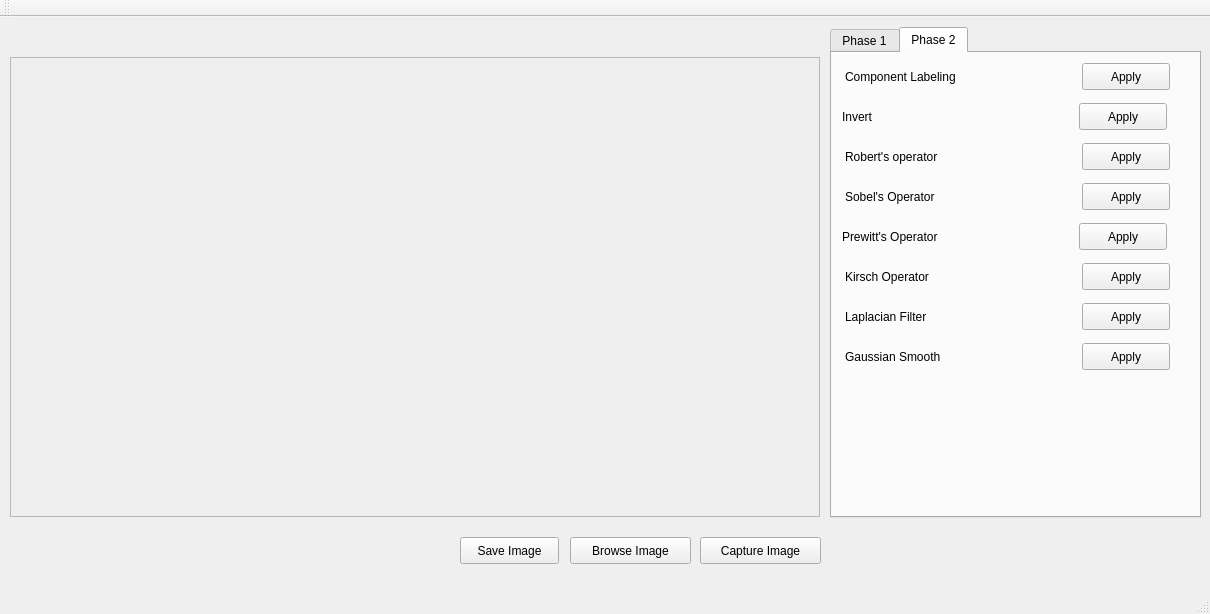
First picture: the form in mainwindow.ui, repository sina-cb/ColonD_ImageProcessor, before the edit.
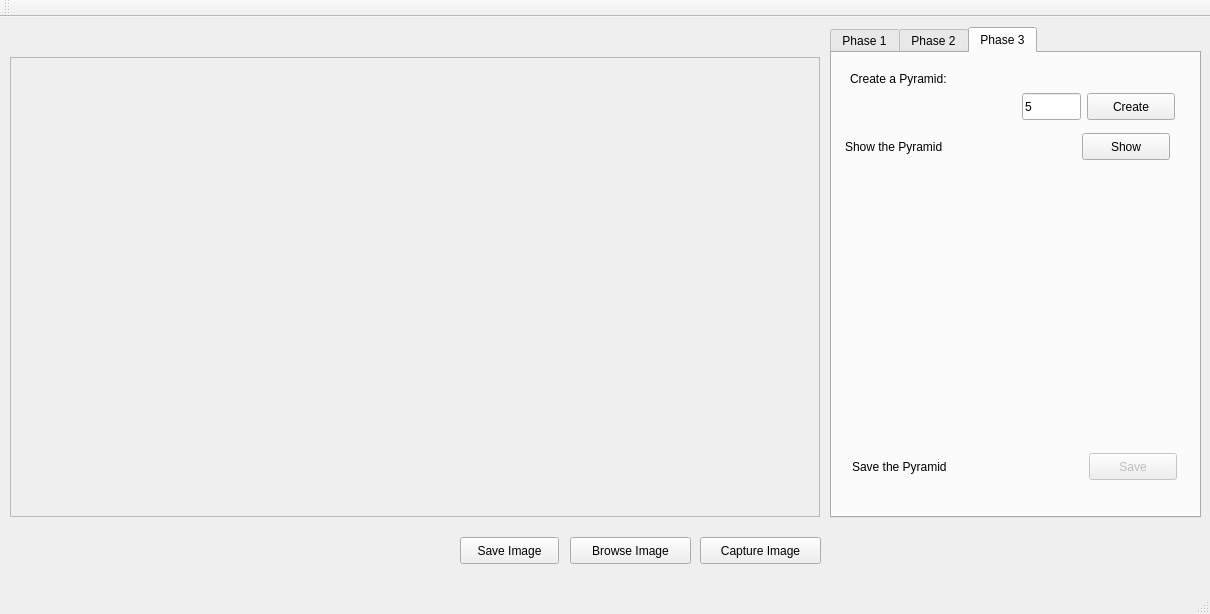
Second picture: the form after the edit.

Patch:
```diff
--- a/mainwindow.ui
+++ b/mainwindow.ui
@@ -99,7 +99,7 @@
      </rect>
     </property>
     <property name="currentIndex">
-     <number>1</number>
+     <number>2</number>
     </property>
     <widget class="QWidget" name="firstTab">
      <attribute name="title">
@@ -594,6 +594,105 @@
       </property>
      </widget>
     </widget>
+    <widget class="QWidget" name="tab">
+     <attribute name="title">
+      <string>Phase 3</string>
+     </attribute>
+     <widget class="QPushButton" name="pyramidCreateBtn">
+      <property name="geometry">
+       <rect>
+        <x>255</x>
+        <y>40</y>
+        <width>88</width>
+        <height>27</height>
+       </rect>
+      </property>
+      <property name="text">
+       <string>Create</string>
+      </property>
+     </widget>
+     <widget class="QLabel" name="label_61">
+      <property name="geometry">
+       <rect>
+        <x>18</x>
+        <y>17</y>
+        <width>166</width>
+        <height>17</height>
+       </rect>
+      </property>
+      <property name="text">
+       <string>Create a Pyramid:</string>
+      </property>
+     </widget>
+     <widget class="QLineEdit" name="pyramidLevelTxt">
+      <property name="geometry">
+       <rect>
+        <x>190</x>
+        <y>40</y>
+        <width>59</width>
+        <height>27</height>
+       </rect>
+      </property>
+      <property name="text">
+       <string>5</string>
+      </property>
+     </widget>
+     <widget class="QLabel" name="label_62">
+      <property name="geometry">
+       <rect>
+        <x>13</x>
+        <y>80</y>
+        <width>166</width>
+        <height>27</height>
+       </rect>
+      </property>
+      <property name="text">
+       <string>Show the Pyramid</string>
+      </property>
+     </widget>
+     <widget class="QPushButton" name="showPyramidBtn">
+      <property name="geometry">
+       <rect>
+        <x>250</x>
+        <y>80</y>
+        <width>88</width>
+        <height>27</height>
+       </rect>
+      </property>
+      <property name="text">
+       <string>Show</string>
+      </property>
+     </widget>
+     <widget class="QPushButton" name="savePyramidBtn">
+      <property name="enabled">
+       <bool>false</bool>
+      </property>
+      <property name="geometry">
+       <rect>
+        <x>257</x>
+        <y>400</y>
+        <width>88</width>
+        <height>27</height>
+       </rect>
+      </property>
+      <property name="text">
+       <string>Save</string>
+      </property>
+     </widget>
+     <widget class="QLabel" name="label_63">
+      <property name="geometry">
+       <rect>
+        <x>20</x>
+        <y>400</y>
+        <width>166</width>
+        <height>27</height>
+       </rect>
+      </property>
+      <property name="text">
+       <string>Save the Pyramid</string>
+      </property>
+     </widget>
+    </widget>
    </widget>
   </widget>
   <widget class="QMenuBar" name="menuBar">
```
